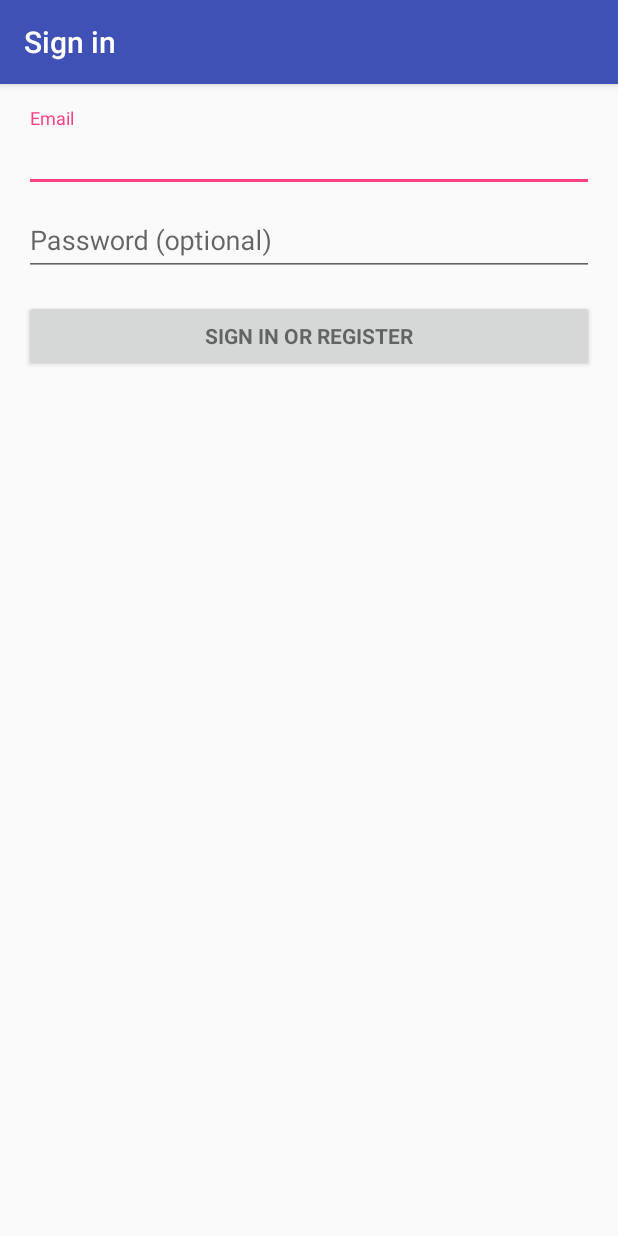
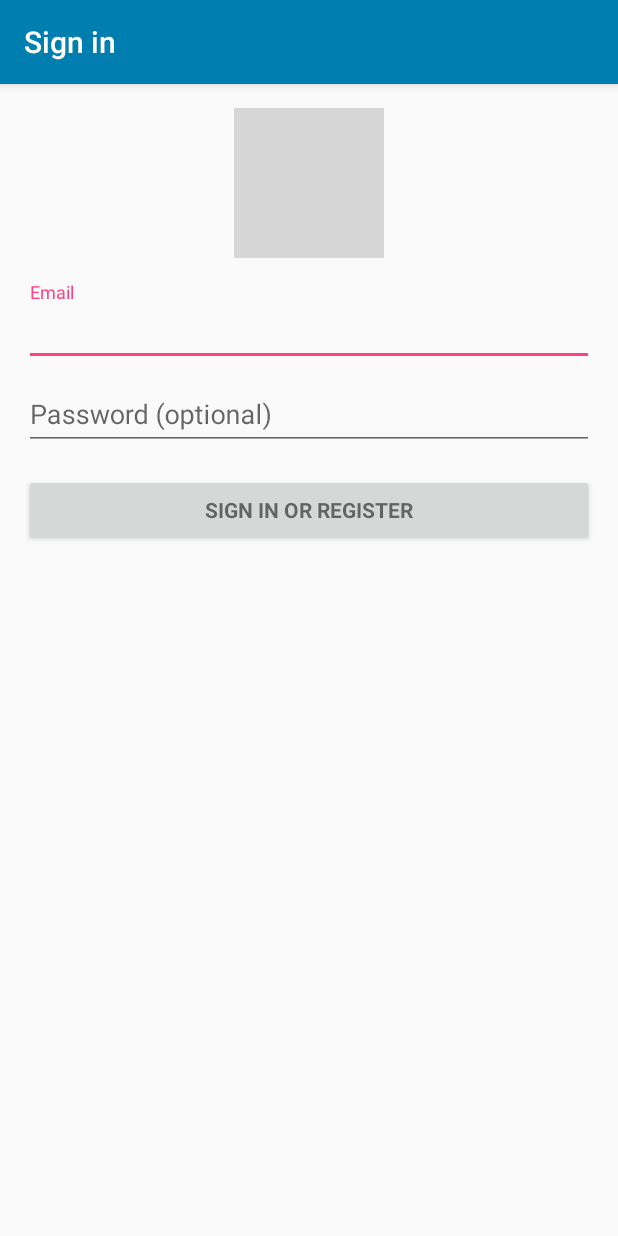
Before and after one commit to parmita52/Amity, an Android app: the LoginActivity screen opened directly, with no data from a screen before it, on a phone screen of 412 x 824 dp. Run offline under Robolectric (Android 15) with nearby library versions, the phone set to English and light mode, and no system bars; 2 statements that could not run were skipped; grey boxes are pictures that could not be loaded.

Commit message:
Added icon to login and changed default color to our "leaf" logo color

```diff
--- a/app/src/main/res/layout/activity_login.xml
+++ b/app/src/main/res/layout/activity_login.xml
@@ -29,6 +29,14 @@
             android:layout_width="match_parent"
             android:layout_height="wrap_content"
             android:orientation="vertical">
+
+            <ImageView
+                android:layout_width="100dp"
+                android:layout_height="100dp"
+                android:layout_gravity="center"
+                android:src="@drawable/logo"
+                android:layout_marginBottom="16dp"
+                />
 
             <android.support.design.widget.TextInputLayout
                 android:layout_width="match_parent"
--- a/app/src/main/res/values/colors.xml
+++ b/app/src/main/res/values/colors.xml
@@ -1,6 +1,6 @@
 <?xml version="1.0" encoding="utf-8"?>
 <resources>
-    <color name="colorPrimary">#3F51B5</color>
+    <color name="colorPrimary">#007eaf</color>
     <color name="colorPrimaryDark">#303F9F</color>
     <color name="colorAccent">#FF4081</color>
 </resources>
```
Also changed, not shown: app/src/main/res/mipmap-mdpi/ic_launcher.png, app/src/main/res/mipmap-xhdpi/ic_launcher.png, app/src/main/res/mipmap-xxhdpi/ic_launcher.png, app/src/main/res/mipmap-xxxhdpi/ic_launcher.png.
